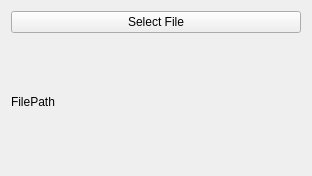
This is config.ui in thothonegan/PlasmaWallpaperAnimatedImage as Qt 5 draws it before an edit. The edited form follows.
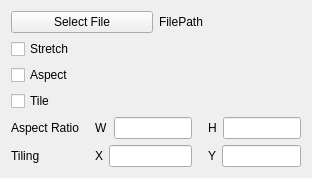
This is the edited form.

Commit message: Added ability to tile the image a specified number of times.  Also added skeleton UI for supporting stretching/scaling.

```diff
--- a/config.ui
+++ b/config.ui
@@ -15,18 +15,158 @@
   </property>
   <layout class="QVBoxLayout" name="verticalLayout">
    <item>
-    <widget class="QPushButton" name="m_selectFileButton">
-     <property name="text">
-      <string>Select File</string>
-     </property>
-    </widget>
+    <layout class="QHBoxLayout" name="horizontalLayout_3">
+     <item>
+      <widget class="QPushButton" name="m_selectFileButton">
+       <property name="text">
+        <string>Select File</string>
+       </property>
+      </widget>
+     </item>
+     <item>
+      <widget class="QLabel" name="m_filePath">
+       <property name="text">
+        <string>FilePath</string>
+       </property>
+      </widget>
+     </item>
+    </layout>
    </item>
    <item>
-    <widget class="QLabel" name="m_filePath">
-     <property name="text">
-      <string>FilePath</string>
-     </property>
-    </widget>
+    <layout class="QVBoxLayout" name="verticalLayout_5">
+     <item>
+      <widget class="QCheckBox" name="renderOptionStretch">
+       <property name="text">
+        <string>Stretch</string>
+       </property>
+      </widget>
+     </item>
+     <item>
+      <widget class="QCheckBox" name="renderOptionAspect">
+       <property name="text">
+        <string>Aspect</string>
+       </property>
+      </widget>
+     </item>
+     <item>
+      <widget class="QCheckBox" name="renderOptionTile">
+       <property name="text">
+        <string>Tile</string>
+       </property>
+      </widget>
+     </item>
+    </layout>
+   </item>
+   <item>
+    <layout class="QHBoxLayout" name="horizontalLayout_6">
+     <item>
+      <layout class="QVBoxLayout" name="verticalLayout_2">
+       <item>
+        <widget class="QLabel" name="label_4">
+         <property name="text">
+          <string>Aspect Ratio</string>
+         </property>
+        </widget>
+       </item>
+       <item>
+        <widget class="QLabel" name="label">
+         <property name="enabled">
+          <bool>true</bool>
+         </property>
+         <property name="text">
+          <string>Tiling</string>
+         </property>
+        </widget>
+       </item>
+      </layout>
+     </item>
+     <item>
+      <layout class="QVBoxLayout" name="verticalLayout_3">
+       <property name="leftMargin">
+        <number>10</number>
+       </property>
+       <item>
+        <layout class="QHBoxLayout" name="horizontalLayout_7">
+         <item>
+          <widget class="QLabel" name="label_2">
+           <property name="text">
+            <string>W</string>
+           </property>
+          </widget>
+         </item>
+         <item>
+          <widget class="QLineEdit" name="aspectW">
+           <property name="inputMask">
+            <string>9; </string>
+           </property>
+          </widget>
+         </item>
+        </layout>
+       </item>
+       <item>
+        <layout class="QHBoxLayout" name="horizontalLayout_9">
+         <item>
+          <widget class="QLabel" name="label_5">
+           <property name="text">
+            <string>X</string>
+           </property>
+          </widget>
+         </item>
+         <item>
+          <widget class="QLineEdit" name="tilingX">
+           <property name="inputMask">
+            <string>9; </string>
+           </property>
+          </widget>
+         </item>
+        </layout>
+       </item>
+      </layout>
+     </item>
+     <item>
+      <layout class="QVBoxLayout" name="verticalLayout_4">
+       <property name="leftMargin">
+        <number>10</number>
+       </property>
+       <item>
+        <layout class="QHBoxLayout" name="horizontalLayout_8">
+         <item>
+          <widget class="QLabel" name="label_3">
+           <property name="text">
+            <string>H</string>
+           </property>
+          </widget>
+         </item>
+         <item>
+          <widget class="QLineEdit" name="aspectH">
+           <property name="inputMask">
+            <string>9; </string>
+           </property>
+          </widget>
+         </item>
+        </layout>
+       </item>
+       <item>
+        <layout class="QHBoxLayout" name="horizontalLayout_10">
+         <item>
+          <widget class="QLabel" name="label_6">
+           <property name="text">
+            <string>Y</string>
+           </property>
+          </widget>
+         </item>
+         <item>
+          <widget class="QLineEdit" name="tilingY">
+           <property name="inputMask">
+            <string>9; </string>
+           </property>
+          </widget>
+         </item>
+        </layout>
+       </item>
+      </layout>
+     </item>
+    </layout>
    </item>
   </layout>
  </widget>
```
The commit also changes 2 other files.
